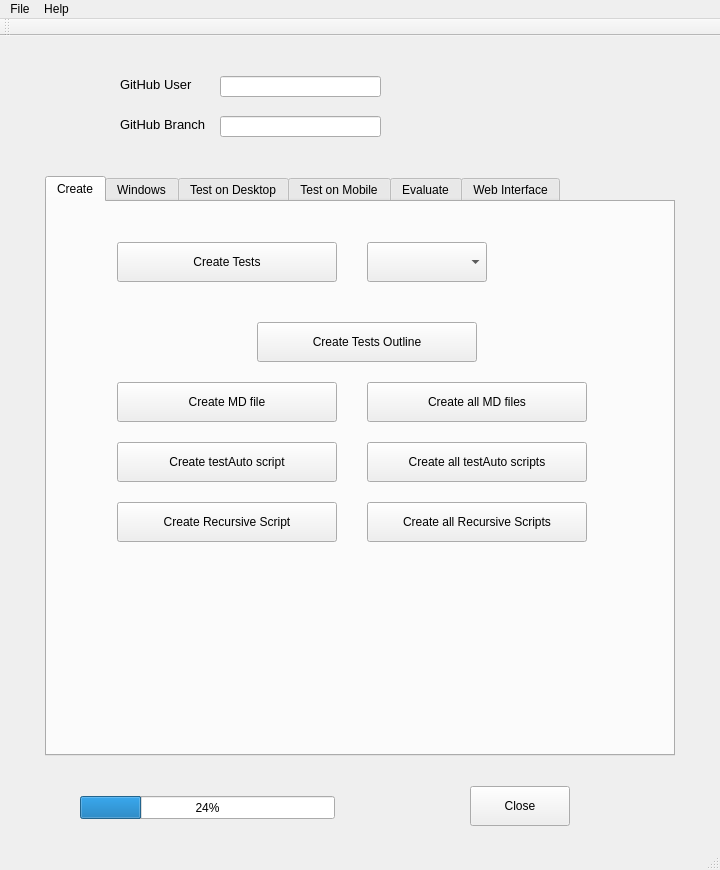
Before: the Qt Designer form tools/nitpick/ui/Nitpick.ui in vircadia/vircadia-native-core, drawn with Qt 5.
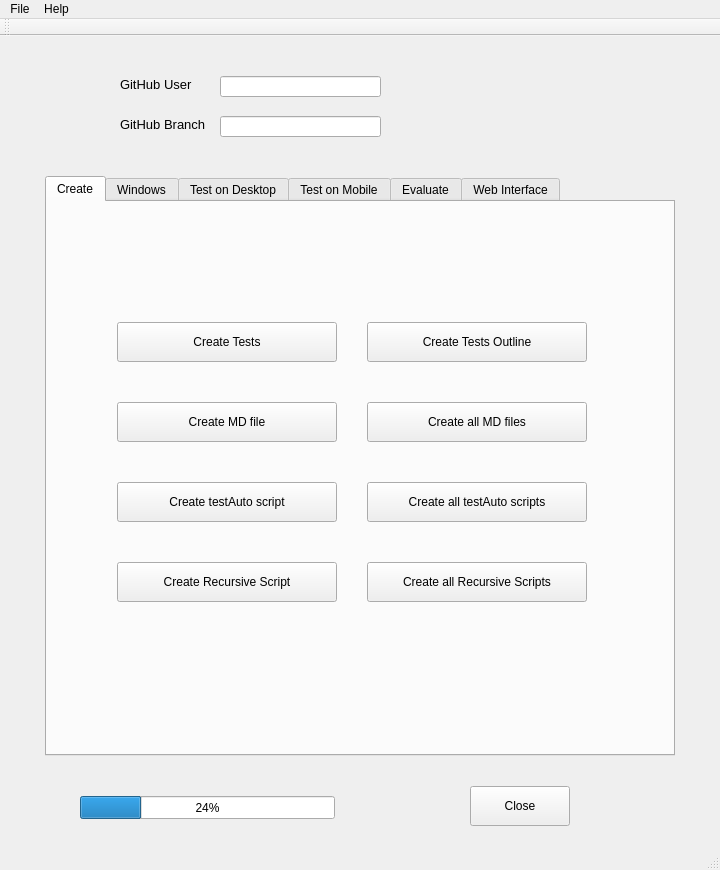
After: the same form once the commit is applied.

Commit message: Can detect GPU and set combo default.

The edit to the form file:
```diff
--- a/tools/nitpick/ui/Nitpick.ui
+++ b/tools/nitpick/ui/Nitpick.ui
@@ -56,7 +56,7 @@
       <property name="geometry">
        <rect>
         <x>70</x>
-        <y>40</y>
+        <y>120</y>
         <width>220</width>
         <height>40</height>
        </rect>
@@ -69,7 +69,7 @@
       <property name="geometry">
        <rect>
         <x>70</x>
-        <y>180</y>
+        <y>200</y>
         <width>220</width>
         <height>40</height>
        </rect>
@@ -82,7 +82,7 @@
       <property name="geometry">
        <rect>
         <x>320</x>
-        <y>180</y>
+        <y>200</y>
         <width>220</width>
         <height>40</height>
        </rect>
@@ -94,7 +94,7 @@
      <widget class="QPushButton" name="createTestsOutlinePushbutton">
       <property name="geometry">
        <rect>
-        <x>210</x>
+        <x>320</x>
         <y>120</y>
         <width>220</width>
         <height>40</height>
@@ -108,7 +108,7 @@
       <property name="geometry">
        <rect>
         <x>70</x>
-        <y>300</y>
+        <y>360</y>
         <width>220</width>
         <height>40</height>
        </rect>
@@ -121,7 +121,7 @@
       <property name="geometry">
        <rect>
         <x>320</x>
-        <y>300</y>
+        <y>360</y>
         <width>220</width>
         <height>40</height>
        </rect>
@@ -134,7 +134,7 @@
       <property name="geometry">
        <rect>
         <x>70</x>
-        <y>240</y>
+        <y>280</y>
         <width>220</width>
         <height>40</height>
        </rect>
@@ -147,7 +147,7 @@
       <property name="geometry">
        <rect>
         <x>320</x>
-        <y>240</y>
+        <y>280</y>
         <width>220</width>
         <height>40</height>
        </rect>
@@ -156,16 +156,6 @@
        <string>Create all testAuto scripts</string>
       </property>
      </widget>
-     <widget class="QComboBox" name="clientProfileComboBox">
-      <property name="geometry">
-       <rect>
-        <x>320</x>
-        <y>40</y>
-        <width>120</width>
-        <height>40</height>
-       </rect>
-      </property>
-     </widget>
     </widget>
     <widget class="QWidget" name="tab_4">
      <attribute name="title">
@@ -935,6 +925,21 @@
        <string>Evaluate Test</string>
       </property>
      </widget>
+     <widget class="QComboBox" name="clientProfileComboBox">
+      <property name="geometry">
+       <rect>
+        <x>330</x>
+        <y>110</y>
+        <width>180</width>
+        <height>40</height>
+       </rect>
+      </property>
+      <property name="font">
+       <font>
+        <pointsize>16</pointsize>
+       </font>
+      </property>
+     </widget>
     </widget>
     <widget class="QWidget" name="tab_3">
      <attribute name="title">
```
Left out of the diff: 4 changed lines with no effect on the pictures. The commit also changes 5 other files.
